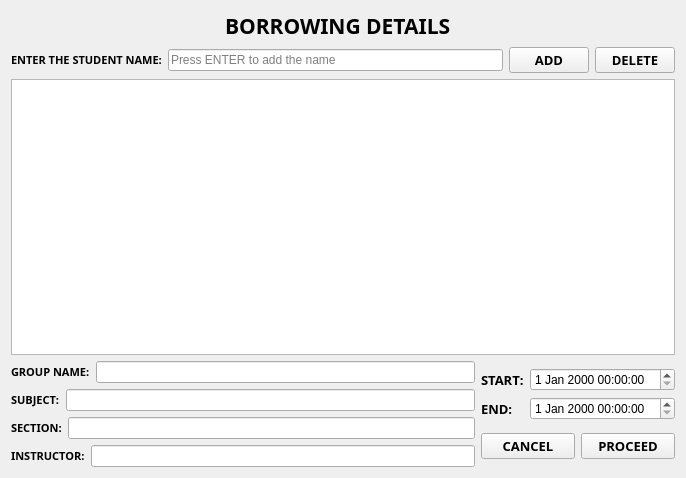
Above: borrowingd.ui from markytools/sume-borrower-app before the change. Below: the same form after it.
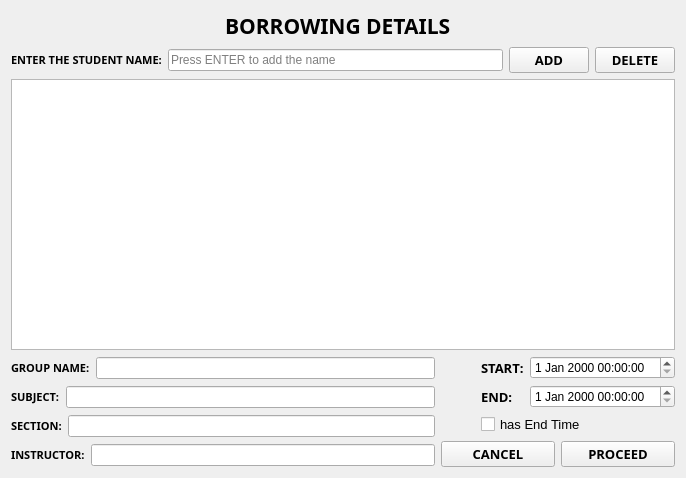
That is the form after the change.

Diff of the .ui file:
```diff
--- a/borrowingd.ui
+++ b/borrowingd.ui
@@ -234,6 +234,22 @@
         <layout class="QVBoxLayout" name="verticalLayout_5">
          <item>
           <layout class="QHBoxLayout" name="horizontalLayout_7">
+           <item>
+            <spacer name="horizontalSpacer_3">
+             <property name="orientation">
+              <enum>Qt::Horizontal</enum>
+             </property>
+             <property name="sizeType">
+              <enum>QSizePolicy::Preferred</enum>
+             </property>
+             <property name="sizeHint" stdset="0">
+              <size>
+               <width>40</width>
+               <height>20</height>
+              </size>
+             </property>
+            </spacer>
+           </item>
            <item>
             <layout class="QVBoxLayout" name="verticalLayout_4">
              <item>
@@ -280,6 +296,35 @@
                </item>
               </layout>
              </item>
+             <item>
+              <widget class="QCheckBox" name="hasEndTime">
+               <property name="enabled">
+                <bool>true</bool>
+               </property>
+               <property name="font">
+                <font>
+                 <pointsize>10</pointsize>
+                 <weight>50</weight>
+                 <bold>false</bold>
+                </font>
+               </property>
+               <property name="layoutDirection">
+                <enum>Qt::LeftToRight</enum>
+               </property>
+               <property name="autoFillBackground">
+                <bool>false</bool>
+               </property>
+               <property name="styleSheet">
+                <string notr="true"/>
+               </property>
+               <property name="text">
+                <string>has End Time</string>
+               </property>
+               <property name="tristate">
+                <bool>false</bool>
+               </property>
+              </widget>
+             </item>
             </layout>
            </item>
           </layout>
```
Left out of the diff: 26 changed lines with no effect on the pictures.
